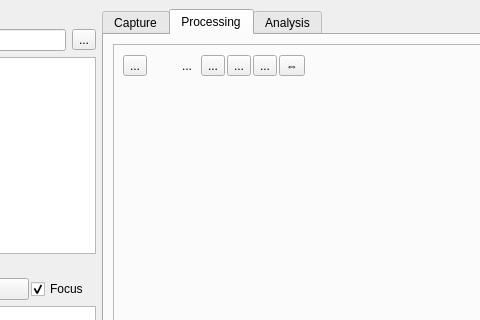
First picture: the form in src/gui/mainwindow.ui, repository adwolfe/yawt, before the edit; both pictures show x 169 to 649 and y 0 to 320 of the 1206 by 735 pixel window.
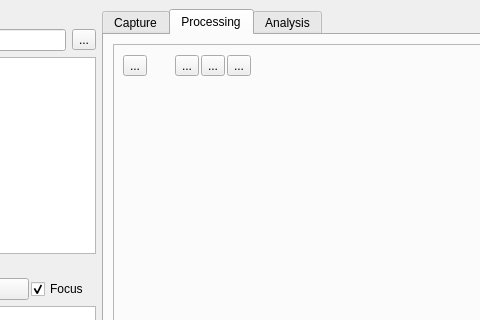
Second picture: the form after the edit. The open tabs and pages were chosen to show the change. Icons and pictures are not drawn. Custom widgets are drawn as their Qt base class.

```diff
--- a/src/gui/mainwindow.ui
+++ b/src/gui/mainwindow.ui
@@ -573,32 +573,6 @@
                </property>
               </widget>
              </item>
-             <item>
-              <widget class="QToolButton" name="roiModeButton">
-               <property name="enabled">
-                <bool>true</bool>
-               </property>
-               <property name="toolTip">
-                <string>Draw ROI</string>
-               </property>
-               <property name="statusTip">
-                <string>Draw ROI</string>
-               </property>
-               <property name="text">
-                <string>...</string>
-               </property>
-               <property name="icon">
-                <iconset resource="../../resources.qrc">
-                 <normaloff>:/resources/roi.svg</normaloff>:/resources/roi.svg</iconset>
-               </property>
-               <property name="checkable">
-                <bool>true</bool>
-               </property>
-               <property name="autoRaise">
-                <bool>true</bool>
-               </property>
-              </widget>
-             </item>
              <item>
               <widget class="QToolButton" name="cropModeButton">
                <property name="statusTip">
@@ -637,7 +611,7 @@
               </widget>
              </item>
              <item>
-              <widget class="QToolButton" name="resultsButton">
+              <widget class="QToolButton" name="measureButton">
                <property name="enabled">
                 <bool>true</bool>
                </property>
@@ -658,22 +632,6 @@
                </property>
               </widget>
              </item>
-             <item>
-              <widget class="QToolButton" name="measureButton">
-               <property name="toolTip">
-                <string>Measure a known distance on the video to calibrate pixel size</string>
-               </property>
-               <property name="statusTip">
-                <string>Calibrate pixel size</string>
-               </property>
-               <property name="text">
-                <string>⇔</string>
-               </property>
-               <property name="checkable">
-                <bool>false</bool>
-               </property>
-              </widget>
-             </item>
              <item>
               <widget class="QLabel" name="processingScaleLabel">
                <property name="text"><string/></property>
```
Left out of the diff: 273 changed lines with no effect on the pictures.
